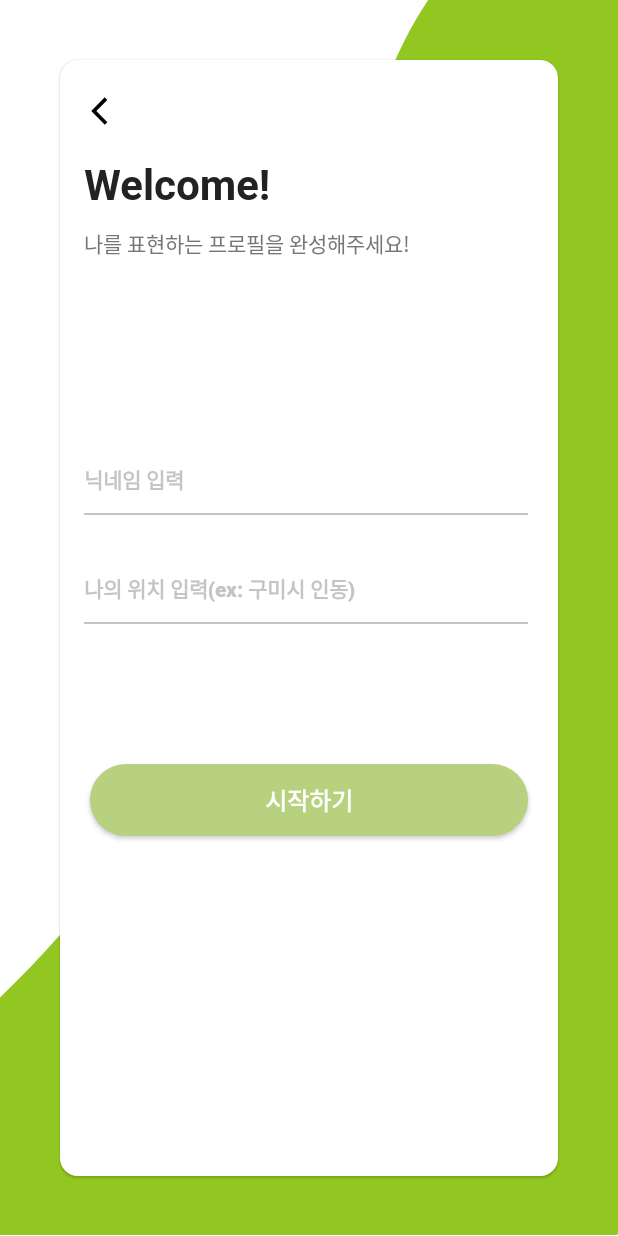
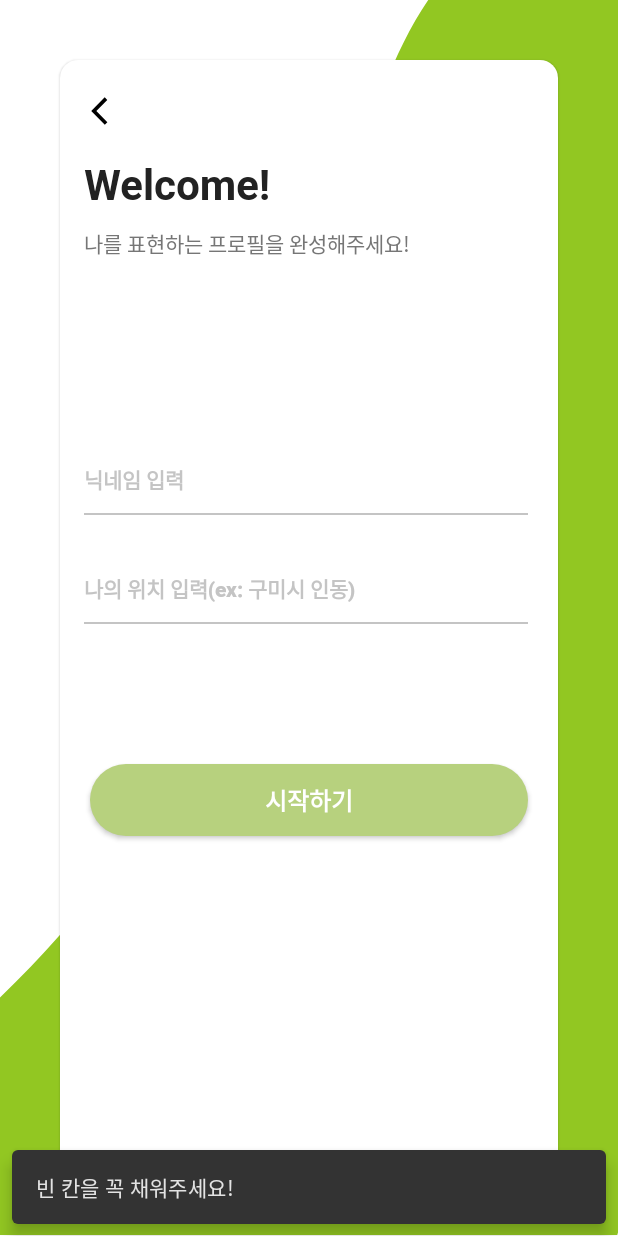
Before and after one commit to RyuSw-cs/Guseul, an Android app: the JoinFragment screen opened through its navigation route, after a tap on "시작하기", on a phone screen of 412 x 824 dp. Run offline under Robolectric (Android 15) with nearby library versions, the phone set to English and light mode, and no system bars; our stand-ins replace Dagger/Hilt's generated code, data binding; libraries missing offline, so code that uses them is left out: com.kakao.sdk; 1 statement that could not run was skipped.

Commit message:
feat: #8 회원가입 불가 시 SnackBar 추가

```diff
--- a/Guseul_Android/app/src/main/AndroidManifest.xml
+++ b/Guseul_Android/app/src/main/AndroidManifest.xml
@@ -51,7 +51,7 @@
         <meta-data
             android:name="com.kakao.sdk.AppKey"
             android:value="@string/KAKAO_NATIVE_APP_KEY" />
-
+        <activity android:name=".presentation.MainActivity"/>
     </application>
 
 </manifest>
--- a/Guseul_Android/app/src/main/java/com/ssafy/guseul/common/util/Extension.kt
+++ b/Guseul_Android/app/src/main/java/com/ssafy/guseul/common/util/Extension.kt
@@ -1,6 +1,8 @@
 package com.ssafy.guseul.common.util
 
 import android.content.Context
+import android.view.View
+import android.view.ViewGroup
 import android.widget.Toast
 import com.google.android.material.snackbar.Snackbar
 import com.ssafy.guseul.common.view.LoadingDialog
@@ -13,3 +15,7 @@ fun Context.setLoadingDialog(flag: Boolean) {
     if (flag) LoadingDialog.getLoadingDialogInstance(this)?.show()
     else LoadingDialog.getLoadingDialogInstance(this)?.dismiss()
 }
+
+fun View.showSnackBarMessage(message: String){
+    Snackbar.make(this, message, Snackbar.LENGTH_SHORT).show()
+}
--- a/Guseul_Android/app/src/main/java/com/ssafy/guseul/data/remote/AuthInterceptor.kt
+++ b/Guseul_Android/app/src/main/java/com/ssafy/guseul/data/remote/AuthInterceptor.kt
@@ -7,7 +7,7 @@ import okhttp3.Response
 class AuthInterceptor(private val preferences: SharedPreferences) : Interceptor {
     override fun intercept(chain: Interceptor.Chain): Response {
         val request = chain.request().newBuilder()
-            .addHeader("Authorization", "Bearer " + preferences.accessToken).build()
+            .addHeader("Authorization", "bearer " + preferences.accessToken).build()
 
         return chain.proceed(request)
     }
--- a/Guseul_Android/app/src/main/java/com/ssafy/guseul/presentation/join/JoinFragment.kt
+++ b/Guseul_Android/app/src/main/java/com/ssafy/guseul/presentation/join/JoinFragment.kt
@@ -6,6 +6,7 @@ import androidx.fragment.app.viewModels
 import com.ssafy.guseul.R
 import com.ssafy.guseul.common.util.Constants.NO_USER_ID
 import com.ssafy.guseul.common.util.setLoadingDialog
+import com.ssafy.guseul.common.util.showSnackBarMessage
 import com.ssafy.guseul.common.util.showToastMessage
 import com.ssafy.guseul.databinding.FragmentJoinBinding
 import com.ssafy.guseul.presentation.MainActivity
@@ -41,7 +42,7 @@ class JoinFragment : BaseFragment<FragmentJoinBinding>(R.layout.fragment_join) {
             if (validationAdditionalInfo(inputNickname, inputAddress)) {
                 joinViewModel.editUserAdditionalInfo(inputNickname, inputAddress)
             }else{
-                requireContext().showToastMessage("빈 값있음")
+                binding.root.showSnackBarMessage("빈 칸을 꼭 채워주세요!")
             }
         }
     }
@@ -57,7 +58,6 @@ class JoinFragment : BaseFragment<FragmentJoinBinding>(R.layout.fragment_join) {
                     val result = response.value
 
                     if(result?.userId != NO_USER_ID){
-                        requireContext().showToastMessage("회원 가입 성공 $result")
                         activity?.finish()
                         startActivity(Intent(requireContext(), MainActivity::class.java))
                     }
```
